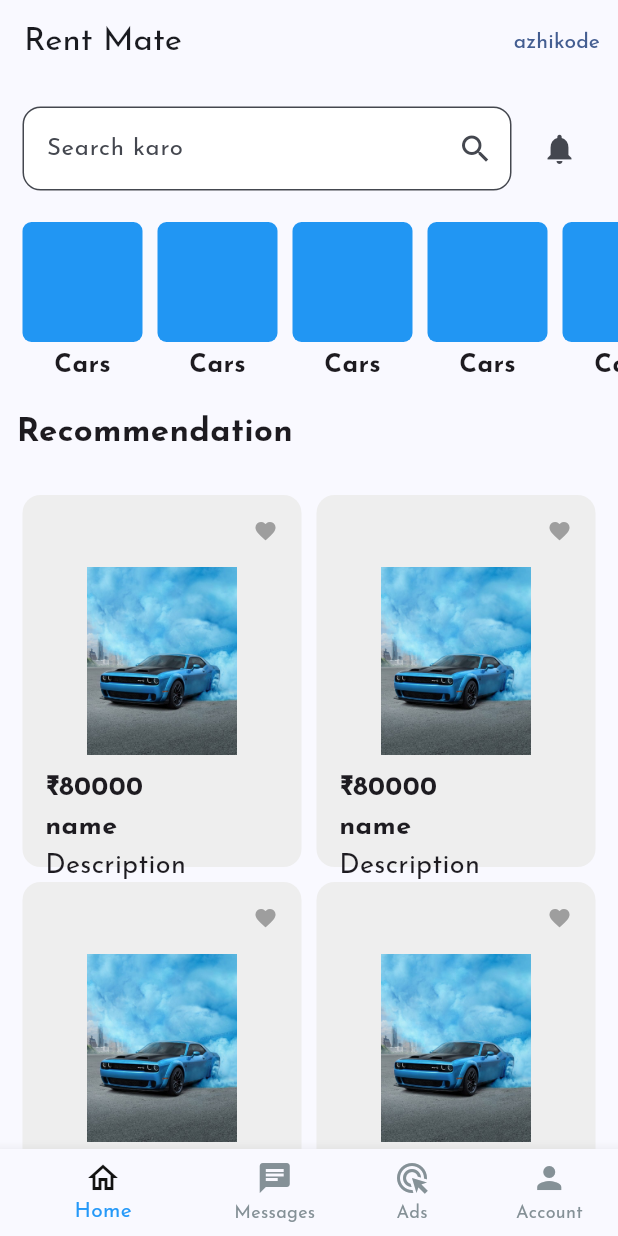
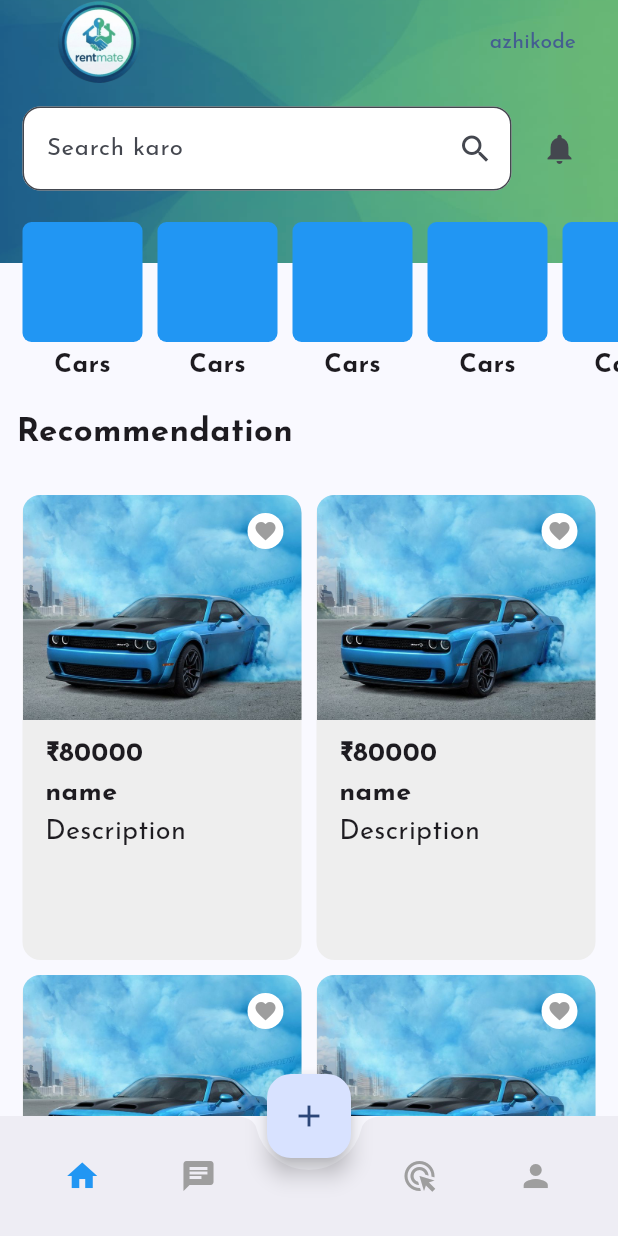
Before and after one commit to nakul93-t/rentmate-frontend, a Flutter app: the screen it shows after launch, on a phone screen of 412 x 824 dp. Run offline on Flutter 3.47's test engine with Material 3 defaults, Android fonts, the light colour scheme and no system bars; our stand-ins replace google_fonts, shared_preferences.

Commit message:
my ads and home pge

```diff
--- a/lib/screens/app_shell.dart
+++ b/lib/screens/app_shell.dart
@@ -2,7 +2,7 @@ import 'package:flutter/material.dart';
 import 'package:rentmate/screens/chat_screen.dart';
 import 'package:rentmate/screens/home_screen.dart';
 import 'package:rentmate/screens/profile_screen.dart';
-import 'package:rentmate/screens/second_screen.dart';
+import 'package:rentmate/screens/Myadds_screen.dart';
 
 class AppShell extends StatefulWidget {
   const AppShell({super.key});
@@ -14,7 +14,7 @@ class AppShell extends StatefulWidget {
 List<Widget> pages = [
   HomeScreen(),
   ChatScreen(),
-  SecondScreen(),
+  MyAddsListPage(),
   ProfileScreen(),
 ];
 
@@ -62,24 +62,60 @@ class _AppShellState extends State<AppShell> {
   Widget build(BuildContext context) {
     return Scaffold(
       body: pages[_selectedIndex],
-      bottomNavigationBar: BottomNavigationBar(
-        showUnselectedLabels: true,
-        currentIndex: _selectedIndex,
-        selectedItemColor: const Color.fromARGB(
-          255,
-          37,
-          153,
-          248,
-        ), // selected icon color
-        unselectedItemColor: const Color.fromARGB(255, 133, 145, 151),
-        onTap: (value) {
-          print(value);
+
+      floatingActionButton: FloatingActionButton(
+        onPressed: () {
           setState(() {
-            _selectedIndex = value;
+            _selectedIndex = 2; // Ads page (middle)
           });
         },
-        items: bottomNavigationBarItems,
+        child: Icon(Icons.add),
+      ),
+      floatingActionButtonLocation: FloatingActionButtonLocation.centerDocked,
+
+      bottomNavigationBar: BottomAppBar(
+        shape: CircularNotchedRectangle(),
+        notchMargin: 8,
+        child: Row(
+          mainAxisAlignment: MainAxisAlignment.spaceAround,
+          children: [
+            IconButton(
+              icon: Icon(
+                Icons.home,
+                color: _selectedIndex == 0 ? Colors.blue : Colors.grey,
+              ),
+              onPressed: () => setState(() => _selectedIndex = 0),
+            ),
+
+            IconButton(
+              icon: Icon(
+                Icons.chat,
+                color: _selectedIndex == 1 ? Colors.blue : Colors.grey,
+              ),
+              onPressed: () => setState(() => _selectedIndex = 1),
+            ),
+
+            SizedBox(width: 40), // space for FAB
+
+            IconButton(
+              icon: Icon(
+                Icons.ads_click,
+                color: _selectedIndex == 2 ? Colors.blue : Colors.grey,
+              ),
+              onPressed: () => setState(() => _selectedIndex = 2),
+            ),
+
+            IconButton(
+              icon: Icon(
+                Icons.person,
+                color: _selectedIndex == 3 ? Colors.blue : Colors.grey,
+              ),
+              onPressed: () => setState(() => _selectedIndex = 3),
+            ),
+          ],
+        ),
       ),
     );
+    ;
   }
 }
--- a/lib/screens/home_screen.dart
+++ b/lib/screens/home_screen.dart
@@ -6,13 +6,29 @@ class HomeScreen extends StatelessWidget {
   @override
   Widget build(BuildContext context) {
     return Scaffold(
+      extendBody: true,
+      extendBodyBehindAppBar: true,
+      backgroundColor: Colors.transparent,
       appBar: AppBar(
-        title: Text('Rent Mate'),
-        actions: [
+        backgroundColor: Colors.transparent,
+        title: Row(
+          mainAxisAlignment: MainAxisAlignment.spaceBetween,
+          children: [
+            Image.asset('assets/images/app logo.png', width: 100),
             TextButton(onPressed: () {}, child: Text('azhikode')),
           ],
         ),
-      body: CustomScrollView(
+      ),
+      body: Stack(
+        children: [
+          Image.asset(
+            'assets/images/backs.png',
+            height: 175,
+            width: double.infinity,
+            fit: BoxFit.cover,
+          ),
+          SafeArea(
+            child: CustomScrollView(
               slivers: [
                 // Search bar + notifications
                 SliverToBoxAdapter(
@@ -28,7 +44,9 @@ class HomeScreen extends StatelessWidget {
                               fillColor: Colors.white,
                               filled: true,
                               border: OutlineInputBorder(
-                          borderRadius: BorderRadius.all(Radius.circular(12)),
+                                borderRadius: BorderRadius.all(
+                                  Radius.circular(12),
+                                ),
                               ),
                             ),
                           ),
@@ -57,7 +75,10 @@ class HomeScreen extends StatelessWidget {
                   sliver: SliverToBoxAdapter(
                     child: Text(
                       "Recommendation",
-                style: TextStyle(fontSize: 22, fontWeight: FontWeight.bold),
+                      style: TextStyle(
+                        fontSize: 22,
+                        fontWeight: FontWeight.bold,
+                      ),
                     ),
                   ),
                 ),
@@ -69,10 +90,13 @@ class HomeScreen extends StatelessWidget {
                     crossAxisCount: 2,
                     crossAxisSpacing: 10,
                     mainAxisSpacing: 10,
-              childAspectRatio: 3 / 4,
+                    childAspectRatio: 2.4 / 4,
                     children: List.generate(20, (index) {
                       return ItemWidget();
                     }),
+                  ),
+                ),
+              ],
             ),
           ),
         ],
@@ -97,15 +121,27 @@ class ItemWidget extends StatelessWidget {
         mainAxisAlignment: MainAxisAlignment.start,
         crossAxisAlignment: CrossAxisAlignment.start,
         children: [
+          Center(
+            child: Stack(
+              children: [
+                ClipRRect(
+                  borderRadius: BorderRadius.only(
+                    topLeft: Radius.circular(12),
+                    topRight: Radius.circular(12),
+                  ),
+                  child: Image.asset(
+                    'assets/images/dodge.png',
+                    // width: 100,
+                    width: double.infinity,
+                    height: 150,
+                    fit: BoxFit.cover,
+                  ),
+                ),
                 Align(
                   alignment: Alignment.topRight,
                   child: FavoriteButton(),
                 ),
-
-          Center(
-            child: Image.asset(
-              'assets/images/dodge.png',
-              width: 100,
+              ],
             ),
           ),
 
@@ -157,6 +193,10 @@ class _FavoriteButtonState extends State<FavoriteButton> {
       icon: Icon(Icons.favorite),
       color: isFavorite ? Colors.red : Colors.grey,
       iconSize: 16,
+      style: IconButton.styleFrom(
+        backgroundColor: Colors.white,
+        padding: EdgeInsets.all(4),
+      ),
       // padding: EdgeInsets.zero,
       constraints: BoxConstraints(),
       onPressed: () {
```
Also changed, not shown: lib/screens/myadds_screen.dart (added, +173 -0 lines), lib/screens/profile_screen.dart (+4 -8 lines), lib/screens/second_screen.dart (deleted, +0 -12 lines), assets/images/app logo.png (added), assets/images/backs.png (added), assets/images/original-c35b0e236fb165c1eddadb4f8ddc3596.webp (added). Lines whose indentation alone changed are shown as unchanged.
